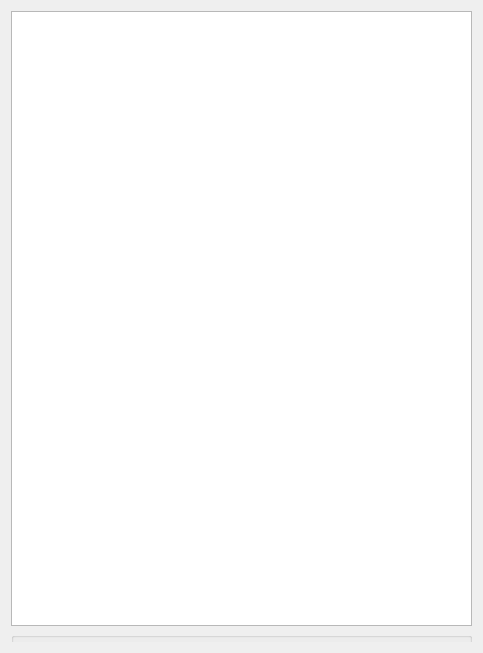
The window that kde4/network-manager/manager/ui/ui.ui (pars-linux/uludag) describes before a commit, drawn with Qt 5.
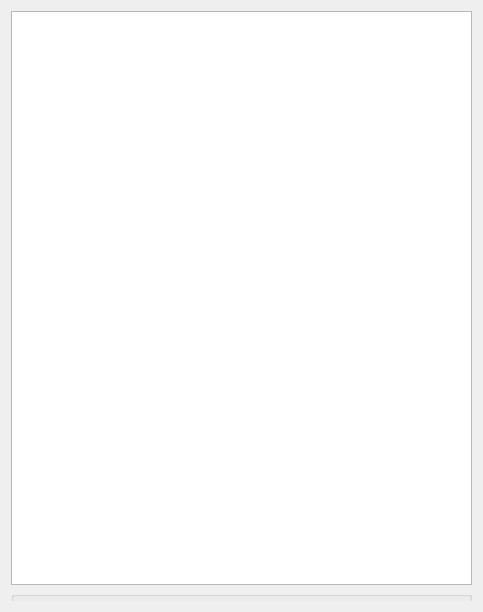
The same window after the commit.

```diff
--- a/kde4/network-manager/manager/ui/ui.ui
+++ b/kde4/network-manager/manager/ui/ui.ui
@@ -7,7 +7,7 @@
     <x>0</x>
     <y>0</y>
     <width>483</width>
-    <height>653</height>
+    <height>612</height>
    </rect>
   </property>
   <property name="windowTitle">
@@ -39,7 +39,7 @@
      </property>
     </widget>
    </item>
-   <item row="1" column="0">
+   <item row="2" column="0">
     <widget class="QScrollArea" name="editBox">
      <property name="maximumSize">
       <size>
```
Left out of the diff: 16 changed lines with no effect on the pictures.
